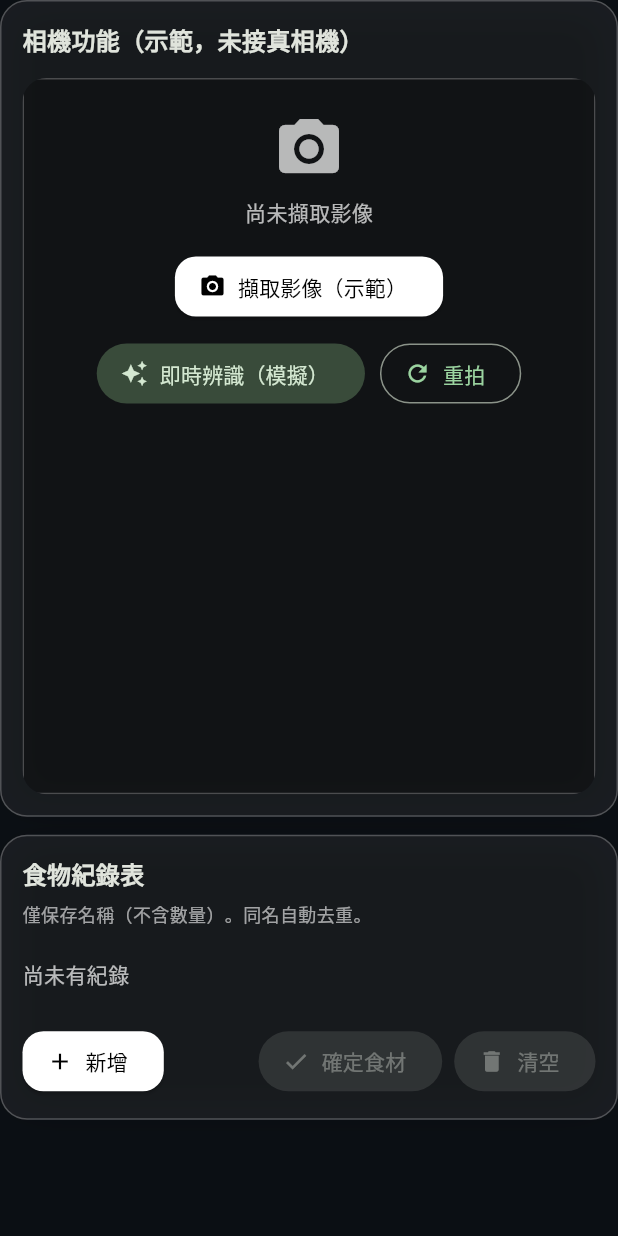
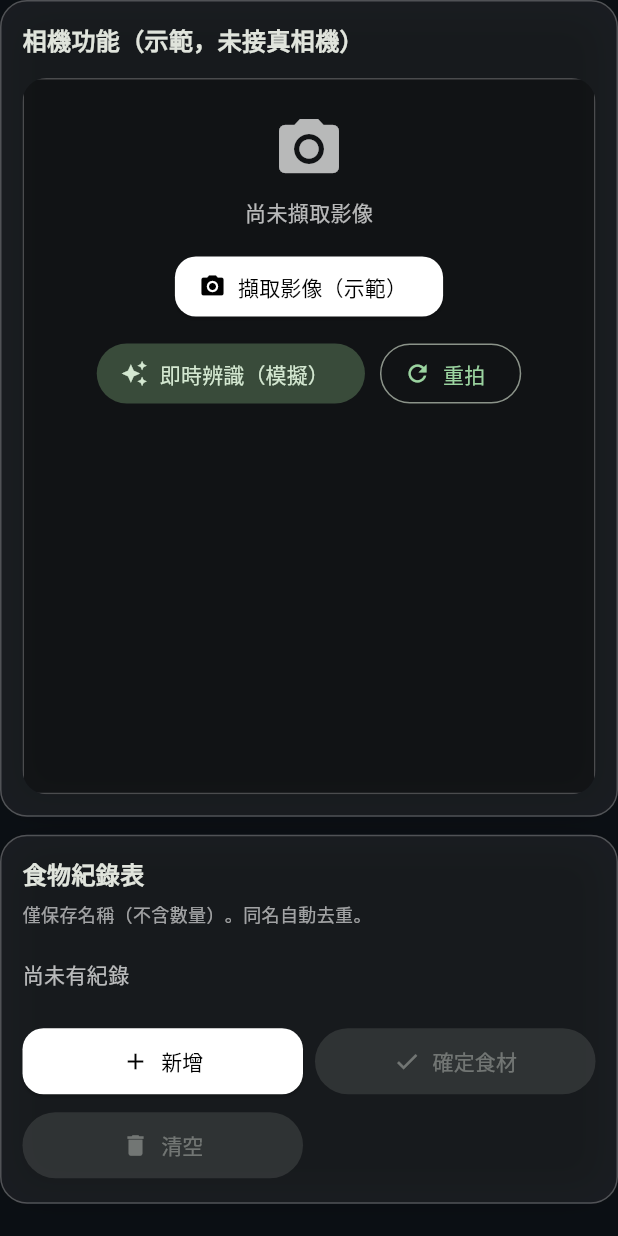
Before and after one commit to Mondaysssss/food-detection, a Flutter app: the AiCameraPage widget shown alone on an empty page, opened directly, on a phone screen of 412 x 824 dp. Run offline on Flutter 3.47's test engine with Material 3 defaults, Android fonts, the phone set to English and light mode, and no system bars; network calls fail.

Commit message:
ui大改:按鈕自適應

```diff
--- a/lib/main.dart
+++ b/lib/main.dart
@@ -421,14 +421,14 @@ class _AiCameraPageState extends State<AiCameraPage> {
   @override
   Widget build(BuildContext context) {
     final app = context.watch<AppState>();
+    const cardAspect = 4 / 5; // 手機優先：相機卡片稍高，避免擠爆
 
-    return LayoutBuilder(
-      builder: (context, c) {
-        final isWide = c.maxWidth > 900;
-        final cardAspect = isWide ? (16 / 9) : (4 / 5); // 窄螢幕用較高比例
-
-        // 左側相機區（卡片內可直向捲動）
-        final leftPanel = _glass(
+    return SingleChildScrollView(
+      padding: const EdgeInsets.only(bottom: 16),
+      child: Column(
+        children: [
+          // 相機卡片
+          _glass(
             child: Column(
               crossAxisAlignment: CrossAxisAlignment.start,
               children: [
@@ -443,7 +443,7 @@ class _AiCameraPageState extends State<AiCameraPage> {
                         color: Colors.black26,
                         border: Border.all(color: Colors.white24),
                       ),
-                    // ⭐ 卡片內部可直向捲動 → 不會再 BOTTOM OVERFLOWED
+                      // ⭐ 卡片內部可直向捲動
                       child: SingleChildScrollView(
                         padding: const EdgeInsets.symmetric(horizontal: 12, vertical: 10),
                         child: _cameraInner(app),
@@ -453,29 +453,12 @@ class _AiCameraPageState extends State<AiCameraPage> {
                 ),
               ],
             ),
-        );
-
-        final content = Column(
-          children: [
-            Row(
-              crossAxisAlignment: CrossAxisAlignment.start,
-              children: [
-                Expanded(child: leftPanel),
-                if (isWide) const SizedBox(width: 12),
-                if (isWide) SizedBox(width: 340, child: _FoodListPanel(app: app)),
+          ),
+          const SizedBox(height: 12),
+          // 食物紀錄表（與相機卡片上下排）
+          _FoodListPanel(app: app),
         ],
       ),
-            if (!isWide) const SizedBox(height: 12),
-            if (!isWide) _FoodListPanel(app: app),
-          ],
-        );
-
-        // ⭐ 整頁也可捲動，保險處理小螢幕
-        return SingleChildScrollView(
-          padding: const EdgeInsets.only(bottom: 16),
-          child: content,
-        );
-      },
     );
   }
 
@@ -536,6 +519,7 @@ class _AiCameraPageState extends State<AiCameraPage> {
 class _FoodListPanel extends StatelessWidget {
   final AppState app;
   const _FoodListPanel({required this.app});
+
   @override
   Widget build(BuildContext context) {
     return _glass(
@@ -545,6 +529,7 @@ class _FoodListPanel extends StatelessWidget {
           _title('食物紀錄表'),
           const Text('僅保存名稱（不含數量）。同名自動去重。', style: TextStyle(color: Colors.white60, fontSize: 12)),
           const SizedBox(height: 10),
+
           if (app.ingredients.isEmpty)
             const Padding(
               padding: EdgeInsets.symmetric(vertical: 12),
@@ -554,7 +539,6 @@ class _FoodListPanel extends StatelessWidget {
             Wrap(
               spacing: 10,
               runSpacing: 10,
-              alignment: WrapAlignment.center,
               children: [
                 for (final i in app.ingredients)
                   Chip(
@@ -567,16 +551,45 @@ class _FoodListPanel extends StatelessWidget {
                   ),
               ],
             ),
+
           const SizedBox(height: 12),
-          Row(
+
+          // ⭐ 按鈕列：自適應寬度，必要時自動換行
+          LayoutBuilder(
+            builder: (context, c) {
+              final w = c.maxWidth;
+              // 依容器寬度決定每顆按鈕寬度：小螢幕 1 欄 / 中等 2 欄 / 大螢幕 3 欄
+              double btnW;
+              if (w < 340) {
+                btnW = w; // 1 欄，滿版
+              } else if (w < 520) {
+                btnW = (w - 8) / 2; // 2 欄
+              } else {
+                btnW = (w - 16) / 3; // 3 欄
+              }
+
+              ButtonStyle styleFor(bool filled) => (filled
+                      ? FilledButton.styleFrom
+                      : ElevatedButton.styleFrom)(
+                    minimumSize: Size(btnW, 44),
+                    padding: const EdgeInsets.symmetric(horizontal: 12, vertical: 12),
+                  );
+
+              return Wrap(
+                spacing: 8,
+                runSpacing: 8,
+                alignment: WrapAlignment.spaceBetween,
                 children: [
-              // 新增：打開全螢幕多選清單
-              ElevatedButton.icon(
+                  // 新增
+                  SizedBox(
+                    width: btnW,
+                    child: ElevatedButton.icon(
+                      style: styleFor(false),
                       onPressed: () async {
                         final picked = await Navigator.push<List<String>>(
                           context,
                           MaterialPageRoute(
-                      builder: (_) => IngredientPickerPage(
+                            builder: (context) => IngredientPickerPage(
                               all: kAllIngredients,
                               existing: app.ingredients.toSet(),
                             ),
@@ -589,36 +602,47 @@ class _FoodListPanel extends StatelessWidget {
                       icon: const Icon(Icons.add),
                       label: const Text('新增'),
                     ),
+                  ),
 
-              const Spacer(),
-
-              // 「確定食材」按鈕：跳到菜單推介畫面
-              FilledButton.icon(
+                  // 確定食材 → 菜單推介
+                  SizedBox(
+                    width: btnW,
+                    child: FilledButton.icon(
+                      style: styleFor(true),
                       onPressed: app.ingredients.isEmpty
                           ? null
                           : () {
                               Navigator.push(
                                 context,
-                          MaterialPageRoute(builder: (_) => const RecommendScreen()),
+                                MaterialPageRoute(
+                                  builder: (context) => const RecommendScreen(),
+                                ),
                               );
                             },
                       icon: const Icon(Icons.check),
                       label: const Text('確定食材'),
                     ),
+                  ),
 
-              const SizedBox(width: 8),
-
-              // 右邊：清空按鈕
-              FilledButton.tonalIcon(
+                  // 清空
+                  SizedBox(
+                    width: btnW,
+                    child: FilledButton.tonalIcon(
+                      style: FilledButton.styleFrom(
+                        minimumSize: Size(btnW, 44),
+                        padding: const EdgeInsets.symmetric(horizontal: 12, vertical: 12),
+                        backgroundColor: Colors.red.shade200.withValues(alpha: 0.2),
+                      ),
                       onPressed: app.ingredients.isEmpty ? null : app.clearIngredients,
                       icon: const Icon(Icons.delete),
                       label: const Text('清空'),
-                style: FilledButton.styleFrom(
-                  backgroundColor: Colors.red.shade200.withValues(alpha: 0.2),
                     ),
                   ),
                 ],
+              );
+            },
           ),
+
         ],
       ),
     );
@@ -822,8 +846,11 @@ class _RecommendPageState extends State<RecommendPage> {
     return LayoutBuilder(
       builder: (context, c) {
         final w = c.maxWidth;
-        final isNarrow = w < 800;                      // 手機直向
-        final cols = w >= 1200 ? 3 : w >= 800 ? 2 : 1; // 自適應欄數
+
+        // ⭐ 一欄式：先篩選面板，再卡片 Grid
+        final cols = w >= 1200 ? 3 : w >= 800 ? 2 : 1;
+        // ⭐ 依欄數調整卡片高度（ratio 越小越高）
+        final ratio = cols == 3 ? 0.70 : cols == 2 ? 0.82 : 0.98;
 
         final filterPanel = _glass(
           child: Column(
@@ -858,13 +885,13 @@ class _RecommendPageState extends State<RecommendPage> {
 
         final grid = GridView.builder(
           shrinkWrap: true,
-          primary: false, // 交給外層 SingleChildScrollView 捲動
+          primary: false, // 外層會捲動
           physics: const NeverScrollableScrollPhysics(),
           gridDelegate: SliverGridDelegateWithFixedCrossAxisCount(
             crossAxisCount: cols,
             crossAxisSpacing: 12,
             mainAxisSpacing: 12,
-            childAspectRatio: 0.86,
+            childAspectRatio: ratio,
           ),
           itemCount: filtered.length,
           itemBuilder: (_, i) => _RecipeCard(
@@ -873,8 +900,6 @@ class _RecommendPageState extends State<RecommendPage> {
           ),
         );
 
-        if (isNarrow) {
-          // 手機：上下排列 + 可捲動
         return SingleChildScrollView(
           padding: const EdgeInsets.only(bottom: 16),
           child: Column(
@@ -885,20 +910,10 @@ class _RecommendPageState extends State<RecommendPage> {
             ],
           ),
         );
-        }
-
-        // 寬螢幕：側欄 + Grid
-        return Row(
-          crossAxisAlignment: CrossAxisAlignment.start,
-          children: [
-            SizedBox(width: 320, child: filterPanel),
-            const SizedBox(width: 12),
-            Expanded(child: grid),
-          ],
-        );
       },
     );
   }
+
 
   Widget _filterChips({
     required String label,
@@ -984,7 +999,12 @@ class _RecipeCard extends StatelessWidget {
                       child: Column(
                         crossAxisAlignment: CrossAxisAlignment.start,
                         children: [
-                          Text(recipe.name, style: const TextStyle(fontSize: 16, fontWeight: FontWeight.w700)),
+                          Text(
+                            recipe.name,
+                            maxLines: 1,
+                            overflow: TextOverflow.ellipsis,
+                            style: const TextStyle(fontSize: 16, fontWeight: FontWeight.w700),
+                          ),
                           const SizedBox(height: 2),
                           Text('${recipe.type} ・ ${recipe.taste.join('/ ')}',
                               style: const TextStyle(fontSize: 12, color: Colors.white70)),
```
Lines whose indentation alone changed are shown as unchanged.
